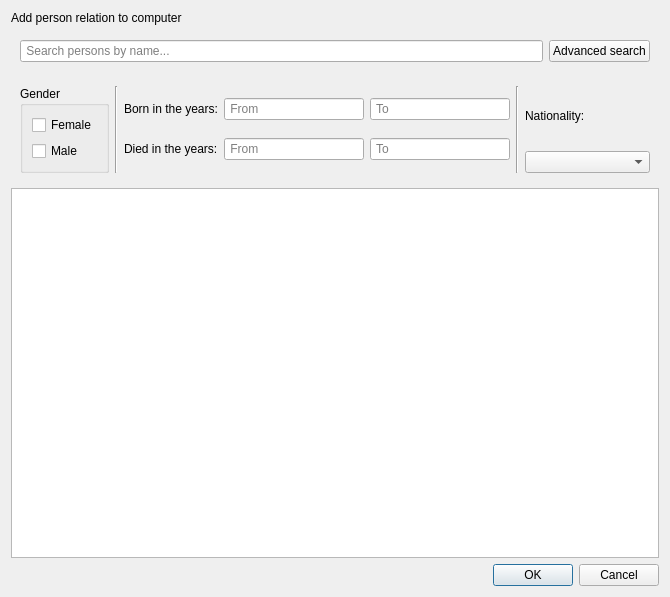
Above: prelationc.ui from annakrih/T113VLN1-3 before the change. Below: the same form after it.
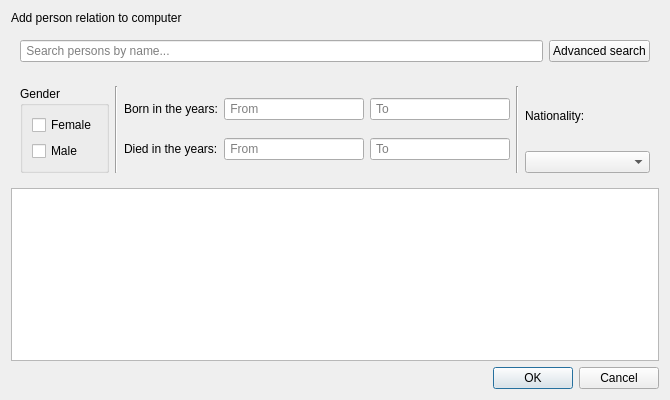
That is the form after the change.

```diff
--- a/prelationc.ui
+++ b/prelationc.ui
@@ -7,7 +7,7 @@
     <x>0</x>
     <y>0</y>
     <width>670</width>
-    <height>597</height>
+    <height>400</height>
    </rect>
   </property>
   <property name="windowTitle">
```
